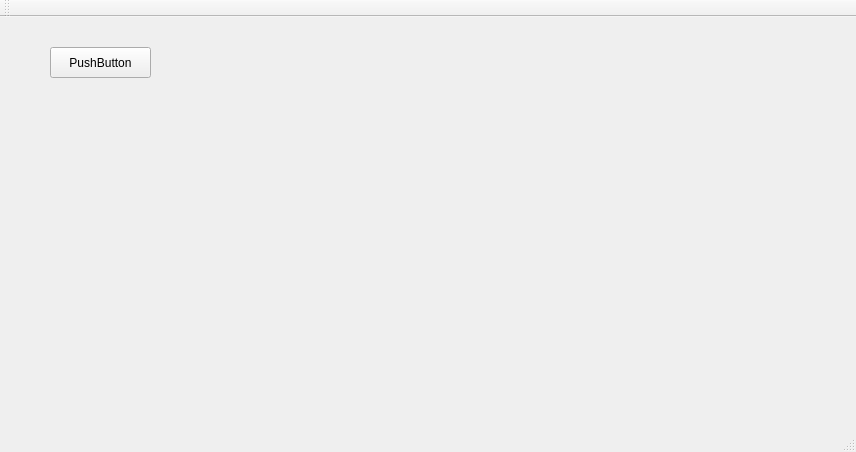
CAt0mIcS/QRDViewer, file QRDViewer/ui/MainWindow.ui: the form before one commit.
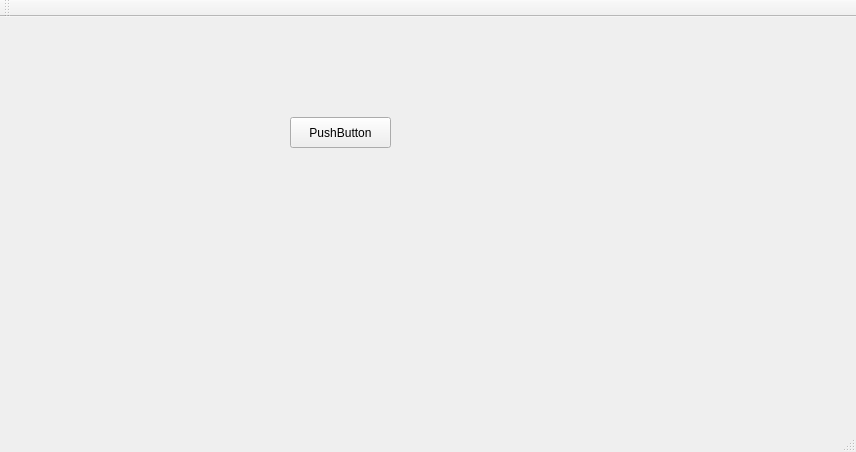
The form after the commit.

Patch:
```diff
--- a/QRDViewer/ui/MainWindow.ui
+++ b/QRDViewer/ui/MainWindow.ui
@@ -17,8 +17,8 @@
    <widget class="QPushButton" name="pushButton">
     <property name="geometry">
      <rect>
-      <x>50</x>
-      <y>30</y>
+      <x>290</x>
+      <y>100</y>
       <width>101</width>
       <height>31</height>
      </rect>
```
